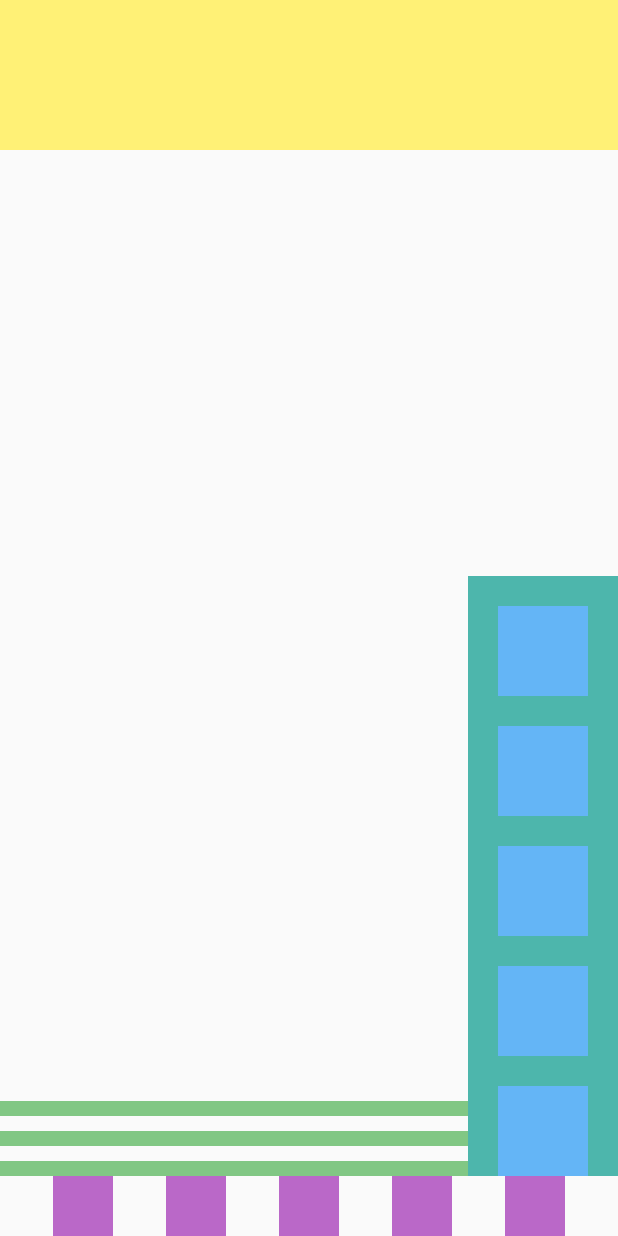
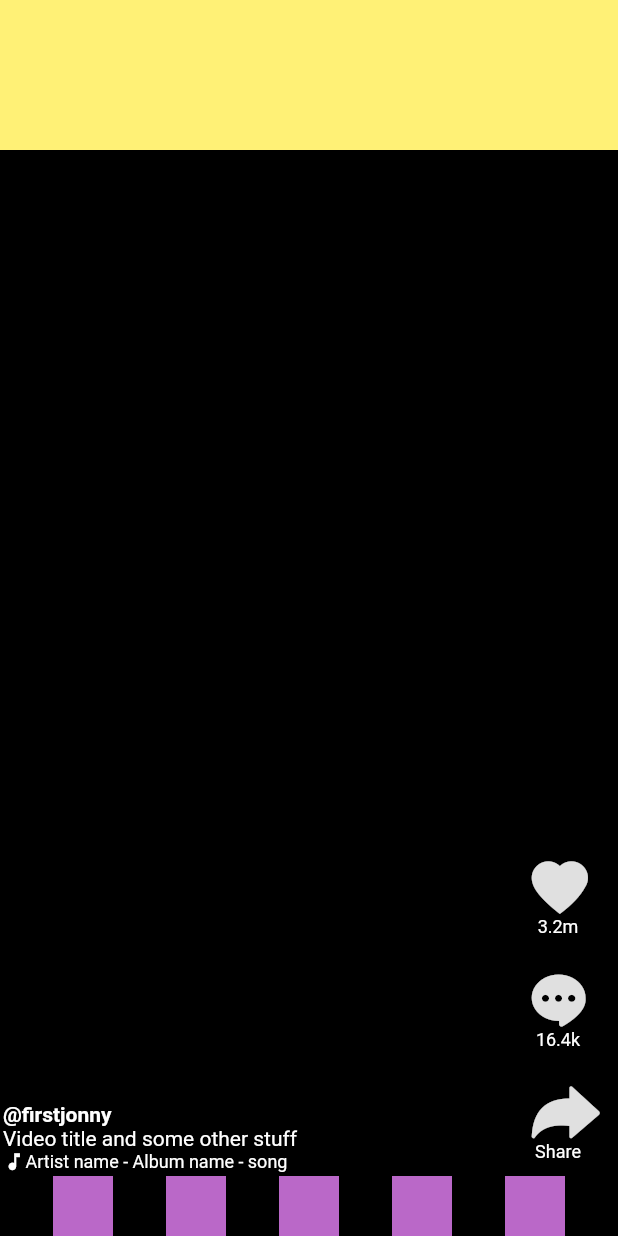
Before and after one commit to faithckorir/TikTokUi-flutter, a Flutter app: the screen it shows after launch, on a phone screen of 412 x 824 dp. Run offline on Flutter 3.47's test engine with Material 2 defaults, Android fonts, the phone set to English and light mode, and no system bars.

Commit message:
changed the background color to black

```diff
--- a/lib/actions_toolbar.dart
+++ b/lib/actions_toolbar.dart
@@ -1,21 +1,35 @@
 import 'package:flutter/material.dart';
+import 'package:tiktokui/tik_tok_icons_icons.dart';
 
 class ActionsToolbar extends StatelessWidget {
+  Widget _getSocialAction({
+    String title,
+    IconData icon}) {
+    return Container(
+        margin: EdgeInsets.only(top: 15.0),
+        width: 60.0,
+        height: 60.0,
+        child: Column(children: [
+          Icon(icon,  size: 35.0, color: Colors.grey[300]),
+          Padding(
+            padding: EdgeInsets.only(top:  2.0),
+            child: Text(title, style: TextStyle(fontSize: 12.0)),
+          )
+        ]));
+  }
   @override
   Widget build(BuildContext context) {
     return Container(
       width: 100.0,
-      color: Colors.teal[300],
+      padding: EdgeInsets.only(right: 10.0),
       child: Column(
-        mainAxisSize: MainAxisSize.min,
-        children: List<Widget>.generate(
-            5,
-                (index) => Container(
-                width: 60,
-                height: 60,
-                color: Colors.blue[300],
-                margin: EdgeInsets.only(top: 20.0))),
+          mainAxisSize: MainAxisSize.min,
+          crossAxisAlignment: CrossAxisAlignment.end,
+          children: [
+            _getSocialAction(icon: TikTokIcons.heart, title: '3.2m'),
+            _getSocialAction(icon: TikTokIcons.chat_bubble, title: '16.4k'),
+            _getSocialAction(icon: TikTokIcons.reply, title: 'Share'),
+          ]
       ),
     );
-  }
-}
+  }}
--- a/lib/home.dart
+++ b/lib/home.dart
@@ -25,6 +25,8 @@ class Home extends StatelessWidget {
   @override
   Widget build(BuildContext context) {
     return Scaffold(
+        backgroundColor: Colors.black,
+
       body: Column(
         children: <Widget>[
           // Top section
--- a/lib/main.dart
+++ b/lib/main.dart
@@ -11,8 +11,17 @@ class MyApp extends StatelessWidget {
   @override
   Widget build(BuildContext context) {
     return MaterialApp(
-      title: 'TiktokUI',
+      title: 'Flutter Demo',
+      theme: ThemeData(
+        // Uncomment in phase 3 to apply white to text
+        textTheme: Theme
+            .of(context)
+            .textTheme
+            .apply(
+            bodyColor: Colors.white,
+            displayColor: Colors.white
+        ),
+      ),
       home: Home(),
     );
-  }
-}
+  }}
--- a/lib/video_description.dart
+++ b/lib/video_description.dart
@@ -4,23 +4,24 @@ class VideoDescription extends StatelessWidget {
   @override
   Widget build(BuildContext context) {
     return Expanded(
-      child: Column(
-          mainAxisSize: MainAxisSize.min,
-          crossAxisAlignment: CrossAxisAlignment.start,
-          children: <Widget>[
-            Container(
-                height: 10.0,
-                color: Colors.green[300],
-                margin: EdgeInsets.only(top: 10)),
-            Container(
-                height: 10.0,
-                color: Colors.green[300],
-                margin: EdgeInsets.only(top: 10)),
-            Container(
-                height: 10.0,
-                color: Colors.green[300],
-                margin: EdgeInsets.only(top: 10))
-          ]),
+
+        child: Container(
+
+            padding: EdgeInsets.all(2.0),
+            child: Column(
+                mainAxisSize: MainAxisSize.min,
+                mainAxisAlignment: MainAxisAlignment.spaceEvenly,
+                crossAxisAlignment: CrossAxisAlignment.start,
+
+                children: <Widget>[
+                  Text('@firstjonny', style: TextStyle(fontWeight: FontWeight.bold),),
+                  Text('Video title and some other stuff'),
+                  Row(children: [
+                    Icon(Icons.music_note,  size: 15.0, color: Colors.white,),
+
+                    Text('Artist name - Album name - song', style: TextStyle(fontSize: 12.0))]),
+                ])
+        )
     );
   }
 }
```
